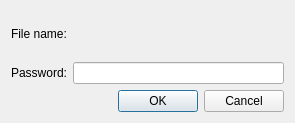
Before: the Qt Designer form PasswordInputDialog.ui in andrewrk/Secure-WordVault, drawn with Qt 5.
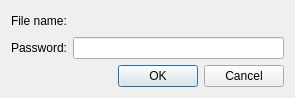
After: the same form once the commit is applied.

The edit to the form file:
```diff
--- a/PasswordInputDialog.ui
+++ b/PasswordInputDialog.ui
@@ -7,7 +7,7 @@
     <x>0</x>
     <y>0</y>
     <width>295</width>
-    <height>123</height>
+    <height>98</height>
    </rect>
   </property>
   <property name="windowTitle">
```
